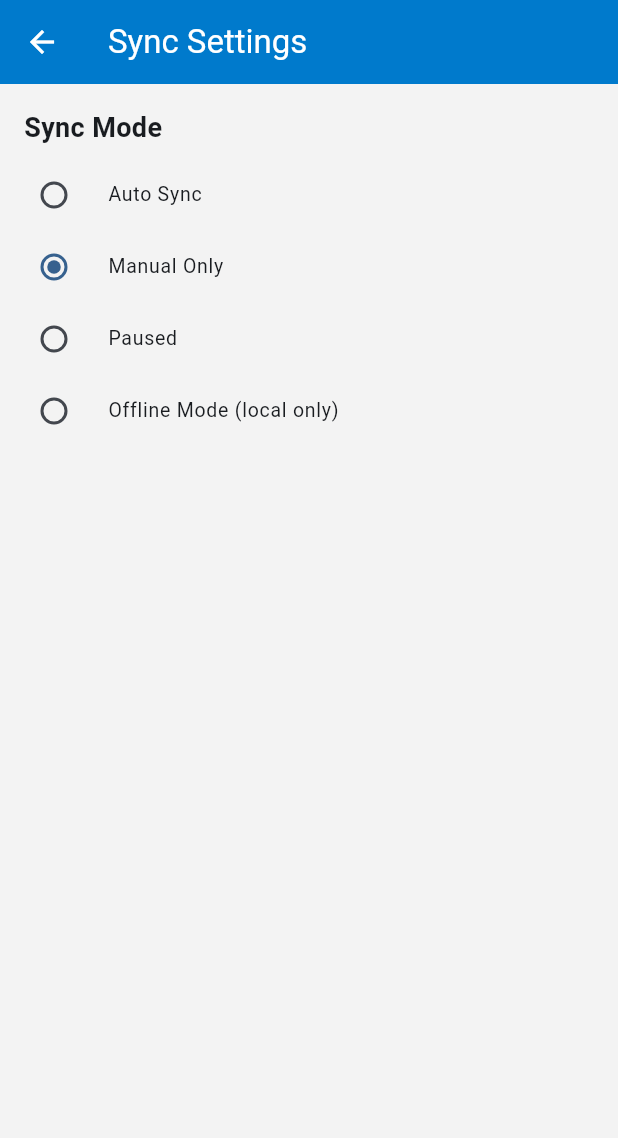
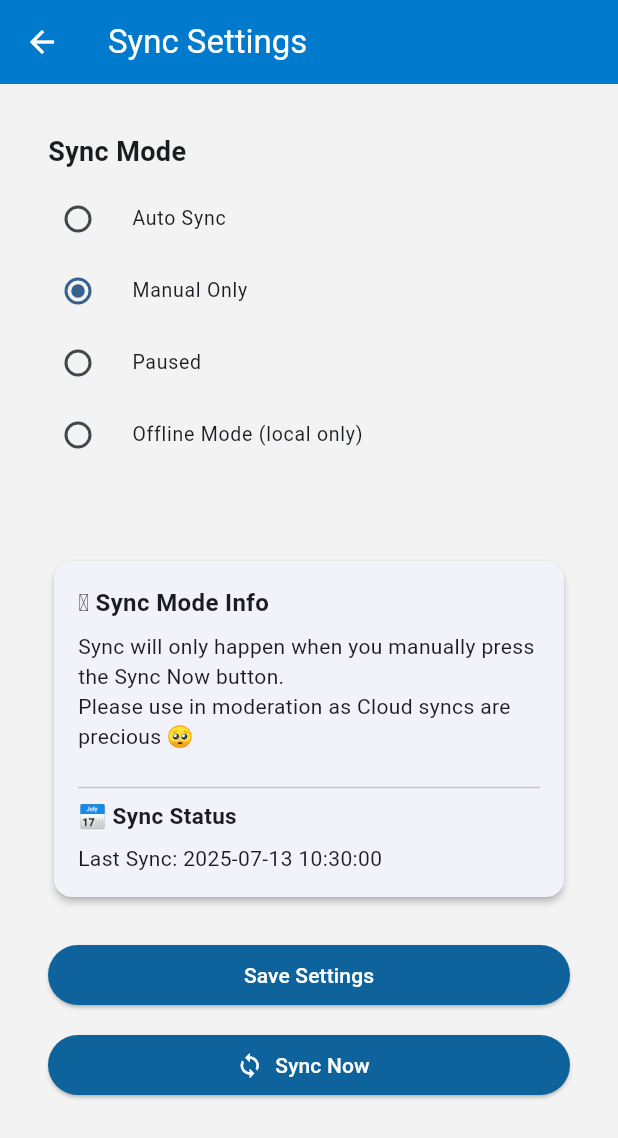
Before and after one commit to KaushikBalaji/expense_track, a Flutter app: the SyncSettingsPage screen opened by its route, after a tap on "Manual Only", on a phone screen of 412 x 824 dp. Shown: the top 1138 px of the screen. Run offline on Flutter 3.47's test engine with Material 3 defaults, Android fonts, the phone set to English and light mode, and no system bars; our stand-ins replace dotted_border, dropdown_button2, file_picker, flutter_dotenv, hive, hive_flutter and 4 more; missing offline and left inert: excel, month_year_picker, syncfusion_flutter_xlsio; accounts and stored records are empty.

Commit message:
Minor changes

```diff
--- a/lib/pages/sync_settings_page.dart
+++ b/lib/pages/sync_settings_page.dart
@@ -198,7 +198,7 @@ class _SyncSettingsPageState extends State<SyncSettingsPage> {
 
     return Card(
       elevation: 2,
-    //   color: Colors.grey.shade50,
+      //   color: Colors.grey.shade50,
       shape: RoundedRectangleBorder(borderRadius: BorderRadius.circular(12)),
       child: Padding(
         padding: const EdgeInsets.all(16),
@@ -294,10 +294,30 @@ class _SyncSettingsPageState extends State<SyncSettingsPage> {
                           ],
                         )
                         : ListView(
+                          padding: const EdgeInsets.all(16),
                           children: [
                             _buildSyncModeOptions(),
                             const SizedBox(height: 24),
                             if (_syncMode == 'auto') _buildAutoSyncOptions(),
+                            const SizedBox(height: 32),
+                            _buildInfoCard(),
+                            const SizedBox(height: 24),
+                            ElevatedButton(
+                              onPressed: _saveSyncSettings,
+                              child: const Text('Save Settings'),
+                            ),
+                            const SizedBox(height: 12),
+                            ElevatedButton.icon(
+                              onPressed:
+                                  _syncMode == 'paused' ||
+                                          _syncMode == 'offline'
+                                      ? null
+                                      : () => _showSuccess(
+                                        'Manual sync triggered!',
+                                      ),
+                              icon: const Icon(Icons.sync),
+                              label: const Text('Sync Now'),
+                            ),
                           ],
                         ),
               ),
--- a/lib/widgets/auth_dialog.dart
+++ b/lib/widgets/auth_dialog.dart
@@ -84,10 +84,7 @@ class _AuthDialogContentState extends State<AuthDialogContent> {
           ),
         ),
       );
-      Navigator.pushReplacement(
-        context,
-        MaterialPageRoute(builder: (_) => const DashboardPage()),
-      );
+      Navigator.pushNamed(context, '/dashboard');
     } catch (e) {
       final message = e.toString().replaceFirst('Exception: ', '');
 
```
Also changed, not shown: lib/main.dart (+5 -4 lines), lib/pages/settings_page.dart (+6 -3 lines).
